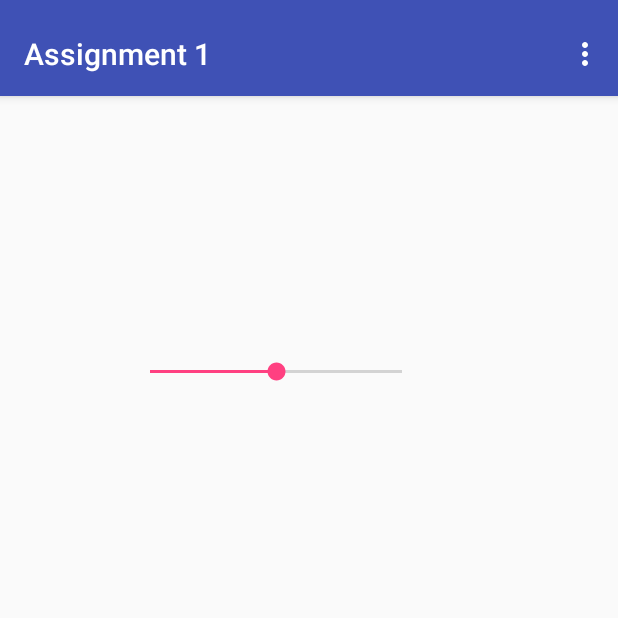
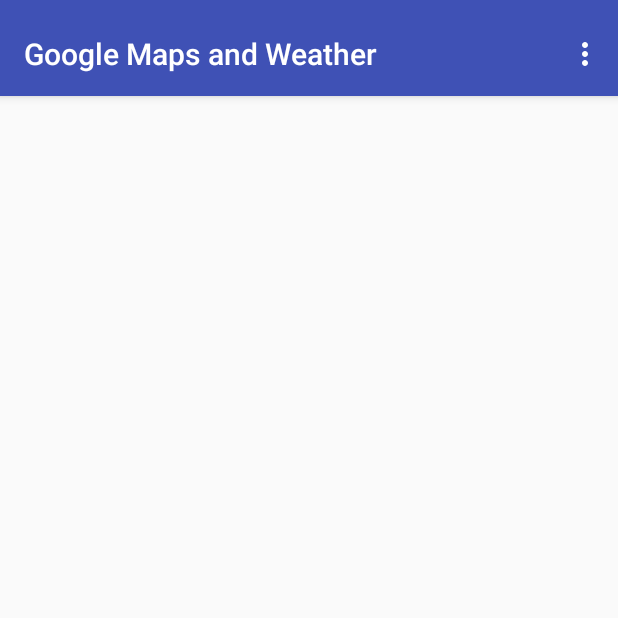
Before and after one commit to Navjot-Nagi/Assignment1-PROG3210, an Android app: the MainActivity screen opened directly, with no data from a screen before it, on a phone screen of 412 x 824 dp, the top half of it. Run offline under Robolectric (Android 15) with nearby library versions, the phone set to English and light mode, and no system bars.

Commit message:
Data tables For Weather And Location
Data tables for Weather and Location is working

```diff
--- a/Assignment1/app/build.gradle
+++ b/Assignment1/app/build.gradle
@@ -2,7 +2,7 @@ apply plugin: 'com.android.application'
 
 android {
     compileSdkVersion 26
-    buildToolsVersion "26.0.1"
+    buildToolsVersion '26.0.2'
     defaultConfig {
         applicationId "ca.on.conestogac.navjot.assignment1"
         minSdkVersion 15
--- a/Assignment1/app/src/main/AndroidManifest.xml
+++ b/Assignment1/app/src/main/AndroidManifest.xml
@@ -20,7 +20,8 @@
         <activity
             android:name=".MainActivity"
             android:theme="@style/AppTheme.NoActionBar" />
-        <activity android:name=".SettingsActivity"></activity>
+        <activity android:name=".SettingsActivity" />
+        <activity android:name=".LocationActivity"></activity>
     </application>
 
 </manifest>
--- a/Assignment1/app/src/main/java/ca/on/conestogac/navjot/assignment1/MainActivity.java
+++ b/Assignment1/app/src/main/java/ca/on/conestogac/navjot/assignment1/MainActivity.java
@@ -6,51 +6,17 @@ import android.os.Bundle;
 import android.support.v7.widget.Toolbar;
 import android.view.Menu;
 import android.view.MenuItem;
-import android.widget.SeekBar;
-import android.widget.TextView;
 
 public class MainActivity extends AppCompatActivity {
-    private SeekBar simpleSeekBar;
-    private TextView txtProgress;
-    int progress = 50;
+
     @Override
     protected void onCreate(Bundle savedInstanceState) {
         super.onCreate(savedInstanceState);
         setContentView(R.layout.activity_main);
-        simpleSeekBar = (SeekBar)
-                findViewById(R.id.seekBar);
-        txtProgress = (TextView)
-                findViewById(R.id.seekBarText);
-
-        simpleSeekBar.setMax(100);
-        simpleSeekBar.setProgress(progress);
-        txtProgress.setText("" + progress);
-        txtProgress.setTextSize(progress);
         Toolbar toolbar = (Toolbar) findViewById(R.id.toolbar);
         setSupportActionBar(toolbar);
+    }
 
-        simpleSeekBar.setOnSeekBarChangeListener(new SeekBar.OnSeekBarChangeListener() {
-            @Override
-            public void onProgressChanged(SeekBar seekBar, int i, boolean b) {
-                progress = i;
-                txtProgress.setText("" + progress);
-                txtProgress.setTextSize(progress);
-
-            }
-
-            @Override
-            public void onStartTrackingTouch(SeekBar seekBar) {
-
-            }
-
-            @Override
-            public void onStopTrackingTouch(SeekBar seekBar) {
-
-            }
-        });
-
-
-    }
     @Override
     public boolean onCreateOptionsMenu(Menu menu) {
         // Inflate the menu; this adds items to the action bar if it is present.
@@ -69,6 +35,10 @@ public class MainActivity extends AppCompatActivity {
         if (id == R.id.action_settings) {
             Intent logOut = new Intent(this, SettingsActivity.class);
             startActivity(logOut);
+        } else if (id == R.id.action_locations) {
+            Intent location = new Intent(this, LocationActivity.class);
+            startActivity(location);
+
         }
 
         return super.onOptionsItemSelected(item);
--- a/Assignment1/app/src/main/res/layout-land/activity_main.xml
+++ b/Assignment1/app/src/main/res/layout-land/activity_main.xml
@@ -5,6 +5,7 @@
     android:layout_width="match_parent"
     android:layout_height="match_parent"
     tools:context="ca.on.conestogac.navjot.assignment1.MainActivity">
+
     <android.support.design.widget.AppBarLayout
         android:id="@+id/appbar"
         android:layout_width="match_parent"
@@ -25,26 +26,11 @@
         </android.support.v7.widget.Toolbar>
 
     </android.support.design.widget.AppBarLayout>
-    <RelativeLayout
-        xmlns:android="http://schemas.android.com/apk/res/android"
+
+    <RelativeLayout xmlns:android="http://schemas.android.com/apk/res/android"
         xmlns:tools="http://schemas.android.com/tools"
         android:layout_width="576dp"
         android:layout_height="295dp">
 
-        <SeekBar
-            android:id="@+id/seekBar"
-            android:layout_width="200dp"
-            android:layout_height="wrap_content"
-            android:layout_centerVertical="true"
-            android:layout_centerHorizontal="true"/>
-        <TextView
-            android:id="@+id/seekBarText"
-            android:layout_width="wrap_content"
-            android:layout_height="wrap_content"
-            android:text="@string/seek_bar_text"
-            android:layout_alignParentTop="true"
-            android:layout_centerHorizontal="true"
-            android:paddingTop="10dp"/>
-
     </RelativeLayout>
 </android.support.constraint.ConstraintLayout>
--- a/Assignment1/app/src/main/res/layout/activity_main.xml
+++ b/Assignment1/app/src/main/res/layout/activity_main.xml
@@ -5,6 +5,7 @@
     android:layout_width="match_parent"
     android:layout_height="match_parent"
     tools:context="ca.on.conestogac.navjot.assignment1.MainActivity">
+
     <android.support.design.widget.AppBarLayout
         android:id="@+id/appbar"
         android:layout_width="match_parent"
@@ -25,26 +26,11 @@
         </android.support.v7.widget.Toolbar>
 
     </android.support.design.widget.AppBarLayout>
-    <RelativeLayout
-        xmlns:android="http://schemas.android.com/apk/res/android"
+
+    <RelativeLayout xmlns:android="http://schemas.android.com/apk/res/android"
         xmlns:tools="http://schemas.android.com/tools"
         android:layout_width="368dp"
         android:layout_height="495dp">
 
-        <SeekBar
-            android:id="@+id/seekBar"
-            android:layout_width="200dp"
-            android:layout_height="wrap_content"
-            android:layout_centerVertical="true"
-            android:layout_centerHorizontal="true"/>
-        <TextView
-            android:id="@+id/seekBarText"
-            android:layout_width="wrap_content"
-            android:layout_height="wrap_content"
-            android:text="@string/seek_bar_text"
-            android:layout_alignParentTop="true"
-            android:layout_centerHorizontal="true"
-            android:paddingTop="10dp"/>
-
     </RelativeLayout>
 </android.support.constraint.ConstraintLayout>
--- a/Assignment1/app/src/main/res/menu/menu_main.xml
+++ b/Assignment1/app/src/main/res/menu/menu_main.xml
@@ -2,6 +2,11 @@
     xmlns:app="http://schemas.android.com/apk/res-auto"
     xmlns:tools="http://schemas.android.com/tools"
     tools:context="ca.on.conestogac.navjot.assignment1.Main2Activity">
+    <item
+        android:id="@+id/action_locations"
+        android:orderInCategory="100"
+        android:title="@string/action_Location"
+        app:showAsAction="never" />
     <item
         android:id="@+id/action_settings"
         android:orderInCategory="100"
--- a/Assignment1/app/src/main/res/values/strings.xml
+++ b/Assignment1/app/src/main/res/values/strings.xml
@@ -1,5 +1,5 @@
 <resources>
-    <string name="app_name">Assignment 1</string>
+    <string name="app_name">Google Maps and Weather</string>
     <string name="user_name_label">User Name</string>
     <string name="user_name" />
     <string name="password_label">Password</string>
@@ -20,4 +20,10 @@
     <string name="action_settings">Settings</string>
     <string name="section_format">Hello World from section: %1$d</string>
     <string name="logOut">Log Out</string>
+    <string name="location_name_label">Name of location</string>
+    <string name="address">Address</string>
+    <string name="location_colon">:</string>
+    <string name="back">Go Back</string>
+    <string name="action_Location">Locatons</string>
+    <string name="location_name_title">Locations</string>
 </resources>
```
Also changed, not shown: Assignment1/app/src/main/java/ca/on/conestogac/navjot/assignment1/LocationActivity.java (added, +23 -0 lines), Assignment1/app/src/main/java/data/AppDatabase.java (+30 -18 lines), Assignment1/app/src/main/res/layout/activity_location.xml (added, +69 -0 lines).
